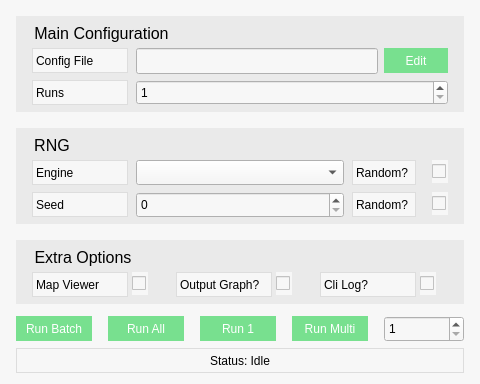
The window that main/cpp/ui/stridewindow.ui (svissers/peryite) describes before a commit, drawn with Qt 5.
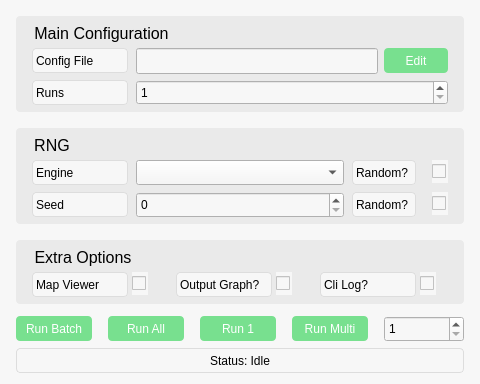
The same window after the commit.

Commit message: Widget and image smoothing

Patch:
```diff
--- a/main/cpp/ui/stridewindow.ui
+++ b/main/cpp/ui/stridewindow.ui
@@ -23,12 +23,14 @@
  	background-color: #f7f7f7;
  	color: black;
   	border: 1px solid #dddddd;
+	border-radius: 4px;
 }
 
 QPushButton {
 	background-color: #78e08f;
 	color: white;
 	border: none;
+	border-radius: 4px;
 }
 
 QPushButton:hover {
@@ -44,6 +46,7 @@
 	background-color: #eaeaea;
 	font-size: 16px;
 	text-align: center;
+	border-radius: 4px;
 }
 
 QGroupBox:title {
```
The commit also changes 2 other files.
